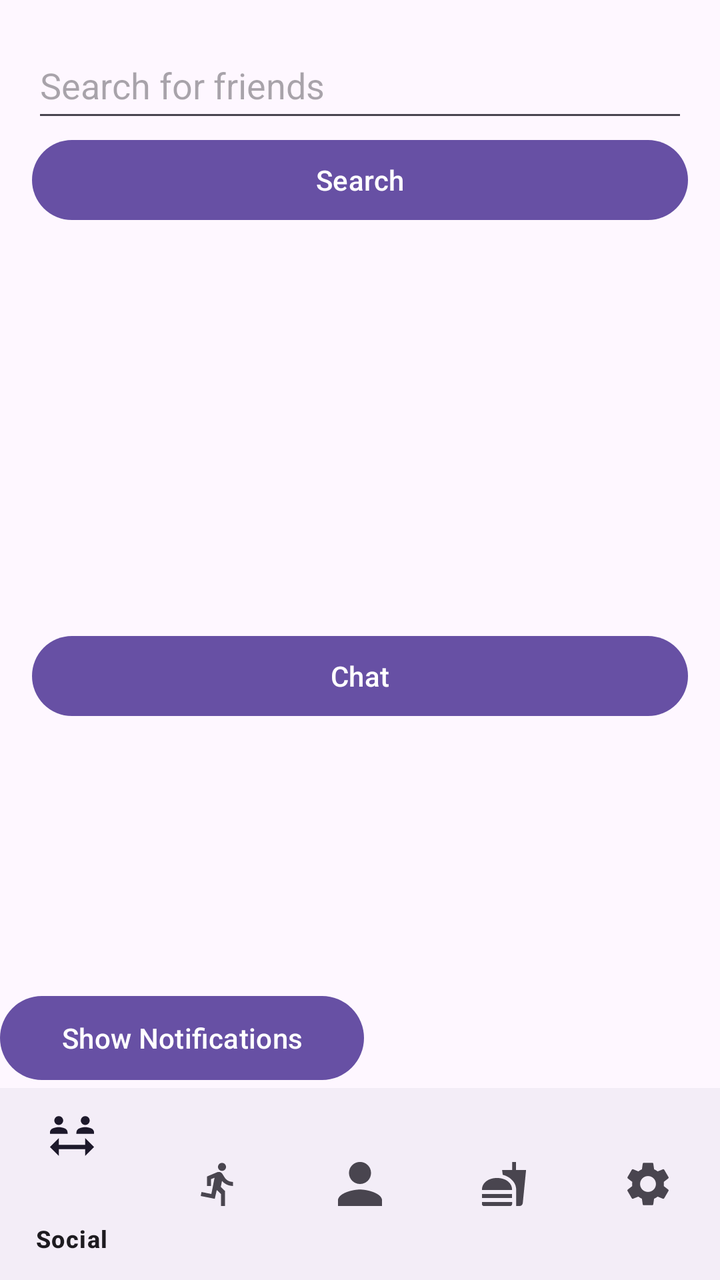
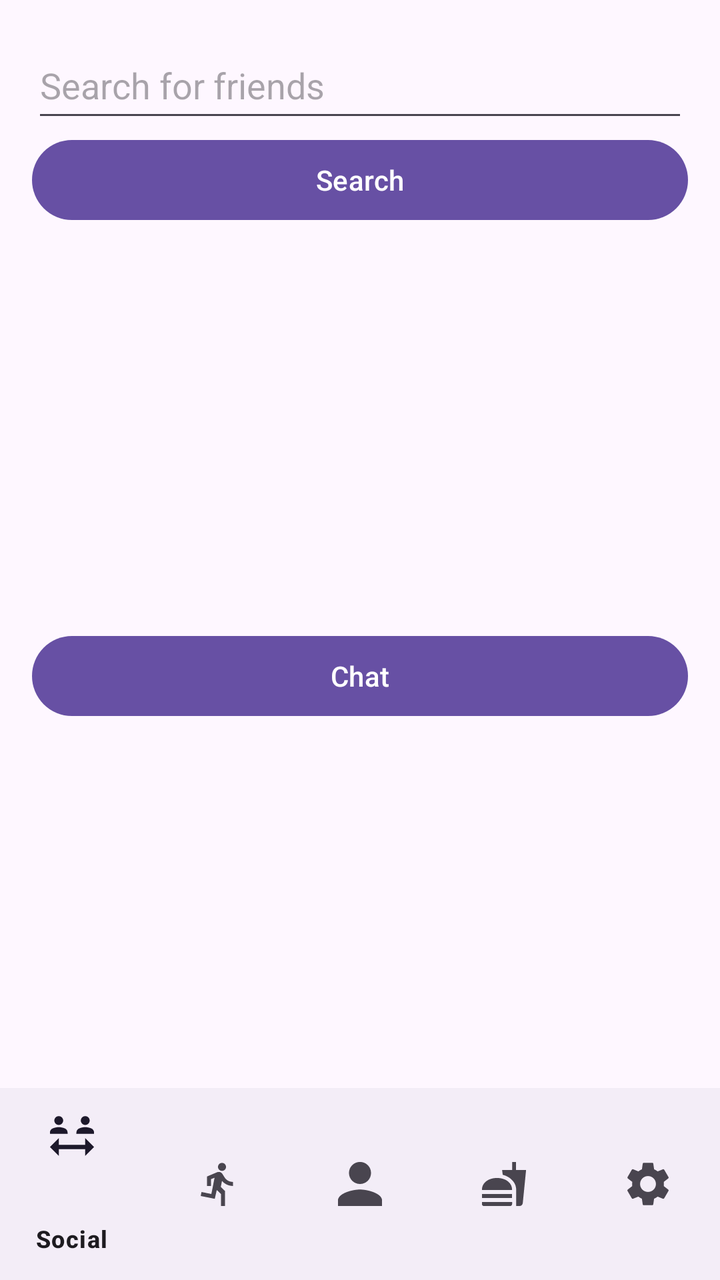

An Android layout rendered at two revisions. The XML below is the earlier revision; the diff shows what the commit changed to produce the second picture.
<!-- AndroidManifest.xml: application theme Theme.AndroidExample -->
<!-- res/layout/activity_social.xml -->
<?xml version="1.0" encoding="utf-8"?>
<androidx.constraintlayout.widget.ConstraintLayout
    xmlns:android="http://schemas.android.com/apk/res/android"
    xmlns:app="http://schemas.android.com/apk/res-auto"
    android:layout_width="match_parent"
    android:layout_height="match_parent">

    <LinearLayout
        android:id="@+id/upper_section"
        android:layout_width="0dp"
        android:layout_height="0dp"
        android:orientation="vertical"
        android:padding="16dp"
        app:layout_constraintBottom_toTopOf="@+id/guideline"
        app:layout_constraintEnd_toEndOf="parent"
        app:layout_constraintHorizontal_bias="0.0"
        app:layout_constraintStart_toStartOf="parent"
        app:layout_constraintTop_toTopOf="parent"
        app:layout_constraintVertical_bias="0.0">

    <EditText
        android:id="@+id/search_bar"
        android:layout_width="match_parent"
        android:layout_height="50dp"
        android:hint="Search for friends" />

        <Button
            android:id="@+id/search_button"
            android:layout_width="match_parent"
            android:layout_height="wrap_content"
            android:text="Search" />

        <ScrollView
            android:layout_width="match_parent"
            android:layout_height="200dp">


            <TextView
                android:id="@+id/friendslist_text"
                android:layout_width="match_parent"
                android:layout_height="wrap_content" />

        </ScrollView>

        <Button
            android:id="@+id/chat_button"
            android:layout_width="match_parent"
            android:layout_height="wrap_content"
            android:text="Chat" />


    </LinearLayout>

    <Button
        android:id="@+id/notification_button"
        android:layout_width="182dp"
        android:layout_height="50dp"
        android:text="Show Notifications"
        app:layout_constraintBottom_toTopOf="@+id/bottom_navigation"
        app:layout_constraintStart_toStartOf="parent" />


<androidx.constraintlayout.widget.Guideline
    android:id="@+id/guideline"
    android:layout_width="wrap_content"
    android:layout_height="wrap_content"
    android:orientation="horizontal"
    app:layout_constraintGuide_percent="0.85" />


<com.google.android.material.bottomnavigation.BottomNavigationView
    android:id="@+id/bottom_navigation"
    android:layout_width="0dp"
    android:layout_height="0dp"
    app:layout_constraintBottom_toBottomOf="parent"
    app:layout_constraintEnd_toEndOf="parent"
    app:layout_constraintHorizontal_bias="0.0"
    app:layout_constraintStart_toStartOf="parent"
    app:layout_constraintTop_toBottomOf="@+id/guideline"
    app:layout_constraintVertical_bias="0.0"
    app:menu="@menu/bottom_nav_menu" />

    </androidx.constraintlayout.widget.ConstraintLayout>
<!-- resources referenced by this layout -->
<resources>
  <style name="Theme.AndroidExample" parent="Base.Theme.AndroidExample" />
  <style name="Base.Theme.AndroidExample" parent="Theme.Material3.DayNight.NoActionBar">
          
          
      </style>
</resources>

<!-- the commit's change to res/layout/activity_social.xml (unified diff, before → after) -->
@@ -51,15 +51,6 @@
 
     </LinearLayout>
 
-    <Button
-        android:id="@+id/notification_button"
-        android:layout_width="182dp"
-        android:layout_height="50dp"
-        android:text="Show Notifications"
-        app:layout_constraintBottom_toTopOf="@+id/bottom_navigation"
-        app:layout_constraintStart_toStartOf="parent" />
-
-
 <androidx.constraintlayout.widget.Guideline
     android:id="@+id/guideline"
     android:layout_width="wrap_content"
